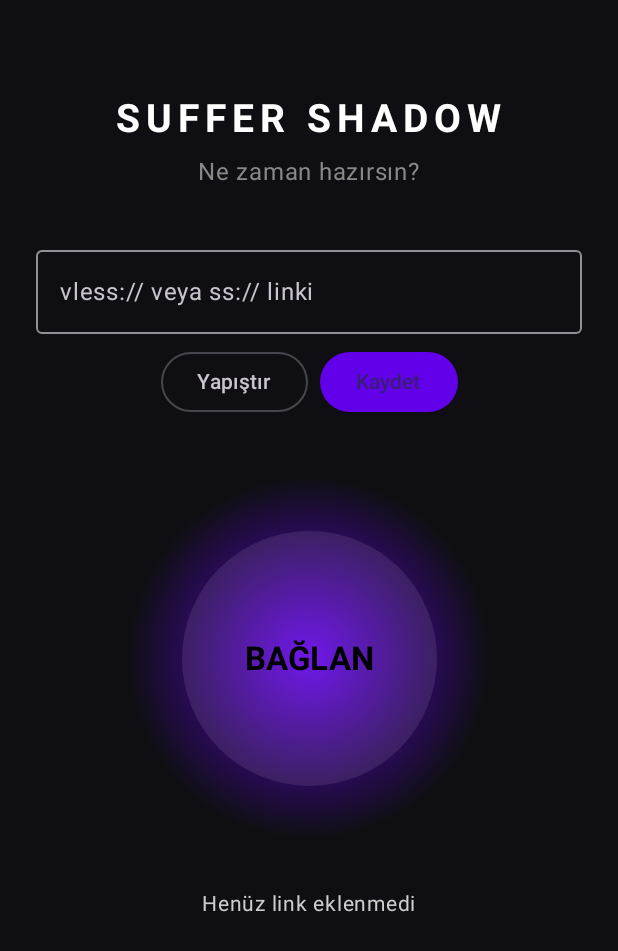
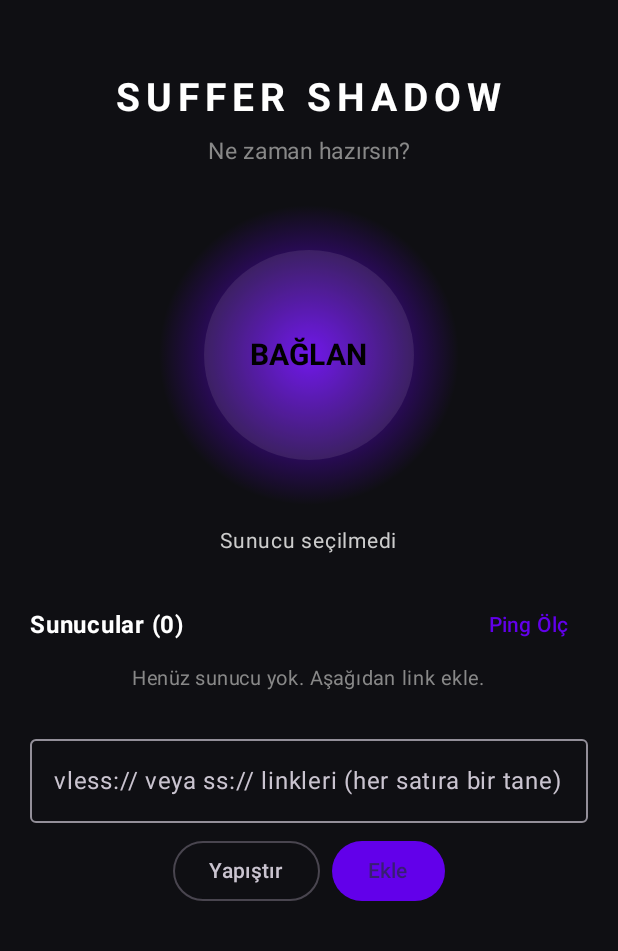
Before and after one commit to suffer-20msAPK/Suffer-Shadow, an Android app built with Jetpack Compose: the screen it shows after launch (MainActivity), on a phone screen of 412 x 824 dp. Shown: the top 951 px of the screen. Run offline under Robolectric (Android 15) with nearby library versions, the phone set to English and light mode, and no system bars.

Commit message:
Update MainActivity.kt

```diff
--- a/app/src/main/java/com/suffershadow/vpn/MainActivity.kt
+++ b/app/src/main/java/com/suffershadow/vpn/MainActivity.kt
@@ -3,12 +3,15 @@ package com.suffershadow.vpn
 
 import android.content.Context
 import android.os.Bundle
+import android.util.Base64
 import androidx.activity.ComponentActivity
 import androidx.activity.compose.setContent
 import androidx.compose.foundation.background
+import androidx.compose.foundation.clickable
 import androidx.compose.foundation.layout.*
 import androidx.compose.foundation.rememberScrollState
 import androidx.compose.foundation.shape.CircleShape
+import androidx.compose.foundation.shape.RoundedCornerShape
 import androidx.compose.foundation.verticalScroll
 import androidx.compose.material3.*
 import androidx.compose.runtime.*
@@ -22,6 +25,10 @@ import androidx.compose.ui.platform.LocalContext
 import androidx.compose.ui.text.font.FontWeight
 import androidx.compose.ui.unit.dp
 import androidx.compose.ui.unit.sp
+import java.net.InetSocketAddress
+import java.net.Socket
+import java.net.URLDecoder
+import kotlin.concurrent.thread
 
 class MainActivity : ComponentActivity() {
     override fun onCreate(savedInstanceState: Bundle?) {
@@ -39,25 +46,45 @@ class MainActivity : ComponentActivity() {
     }
 }
 
-fun describeLink(link: String): String? {
-    val l = link.trim().substringBefore("#")
+data class Server(val link: String, val name: String, val host: String, val port: Int)
+
+fun parseServer(raw: String): Server? {
+    val link = raw.trim()
     return try {
+        val name = if (link.contains("#"))
+            URLDecoder.decode(link.substringAfter("#"), "UTF-8") else ""
+        val body = link.substringBefore("#")
+        val hostPort: String
         when {
-            l.startsWith("vless://") -> {
-                val hostPort = l.substringAfter("@").substringBefore("?")
-                if (hostPort.contains(":")) "VLESS  •  $hostPort" else null
+            body.startsWith("vless://") -> {
+                hostPort = body.substringAfter("@").substringBefore("?").substringBefore("/")
             }
-            l.startsWith("ss://") -> {
-                if (l.contains("@")) {
-                    "Shadowsocks  •  " + l.substringAfter("@").substringBefore("?")
+            body.startsWith("ss://") -> {
+                val rest = body.removePrefix("ss://").substringBefore("?")
+                hostPort = if (rest.contains("@")) {
+                    rest.substringAfter("@").substringBefore("/")
                 } else {
-                    "Shadowsocks"
+                    val fixed = rest.replace('-', '+').replace('_', '/')
+                    String(Base64.decode(fixed, Base64.DEFAULT)).substringAfter("@")
                 }
             }
-            else -> null
+            else -> return null
         }
+        val host = hostPort.substringBeforeLast(":")
+        val port = hostPort.substringAfterLast(":").trim().toInt()
+        if (host.isEmpty()) null else Server(link, name.ifEmpty { host }, host, port)
     } catch (e: Exception) {
         null
+    }
+}
+
+fun pingServer(s: Server): Int {
+    return try {
+        val start = System.nanoTime()
+        Socket().use { it.connect(InetSocketAddress(s.host, s.port), 3000) }
+        ((System.nanoTime() - start) / 1_000_000).toInt()
+    } catch (e: Exception) {
+        -1
     }
 }
 
@@ -67,21 +94,49 @@ fun VpnScreen() {
     val clipboard = LocalClipboardManager.current
     val prefs = remember { context.getSharedPreferences("suffer", Context.MODE_PRIVATE) }
 
-    var savedLink by remember { mutableStateOf(prefs.getString("link", "") ?: "") }
-    var input by remember { mutableStateOf(savedLink) }
+    val servers = remember {
+        val list = mutableStateListOf<Server>()
+        var saved = prefs.getString("links", "") ?: ""
+        if (saved.isEmpty()) saved = prefs.getString("link", "") ?: ""
+        saved.split("\n").forEach { l -> parseServer(l)?.let { list.add(it) } }
+        list
+    }
+    val pings = remember { mutableStateMapOf<String, Int>() }
+    var selected by remember { mutableStateOf(prefs.getInt("sel", 0)) }
+    var input by remember { mutableStateOf("") }
     var message by remember { mutableStateOf("") }
     var isConnected by remember { mutableStateOf(false) }
 
-    val summary = describeLink(savedLink)
+    val save: () -> Unit = {
+        prefs.edit()
+            .putString("links", servers.joinToString("\n") { it.link })
+            .putInt("sel", selected)
+            .apply()
+    }
+
+    val measure: (Server) -> Unit = { s ->
+        pings[s.link] = -2
+        thread {
+            val r = pingServer(s)
+            pings[s.link] = r
+        }
+    }
+
+    LaunchedEffect(Unit) {
+        servers.forEach { measure(it) }
+    }
+
+    if (selected >= servers.size) selected = if (servers.isEmpty()) 0 else servers.size - 1
+    val current = servers.getOrNull(selected)
 
     Column(
         modifier = Modifier
             .fillMaxSize()
             .verticalScroll(rememberScrollState())
-            .padding(24.dp),
+            .padding(20.dp),
         horizontalAlignment = Alignment.CenterHorizontally
     ) {
-        Spacer(modifier = Modifier.height(40.dp))
+        Spacer(modifier = Modifier.height(30.dp))
         Text(
             text = "SUFFER SHADOW",
             color = Color.White,
@@ -91,19 +146,141 @@ fun VpnScreen() {
         )
         Spacer(modifier = Modifier.height(8.dp))
         Text(
-            text = if (isConnected) "Bağlantı Güvenli" else "Ne zaman hazırsın?",
+            text = if (isConnected) "Test modu (gerçek tünel henüz yok)" else "Ne zaman hazırsın?",
             color = if (isConnected) Color(0xFF00FFAA) else Color.Gray,
-            fontSize = 16.sp
+            fontSize = 15.sp
         )
 
-        Spacer(modifier = Modifier.height(32.dp))
+        Spacer(modifier = Modifier.height(24.dp))
+
+        Box(
+            contentAlignment = Alignment.Center,
+            modifier = Modifier
+                .size(200.dp)
+                .clip(CircleShape)
+                .background(
+                    Brush.radialGradient(
+                        colors = if (isConnected) listOf(Color(0xFF00FFAA), Color.Transparent)
+                        else listOf(Color(0xFF6200EA), Color.Transparent)
+                    )
+                )
+        ) {
+            Button(
+                onClick = { isConnected = !isConnected },
+                enabled = current != null,
+                modifier = Modifier.size(140.dp),
+                shape = CircleShape,
+                colors = ButtonDefaults.buttonColors(
+                    containerColor = if (isConnected) Color(0xFF00FFAA) else Color(0xFF6200EA)
+                )
+            ) {
+                Text(
+                    text = if (isConnected) "KAPAT" else "BAĞLAN",
+                    fontSize = 20.sp,
+                    fontWeight = FontWeight.Bold,
+                    color = Color.Black
+                )
+            }
+        }
+
+        Spacer(modifier = Modifier.height(12.dp))
+        Text(
+            text = current?.name ?: "Sunucu seçilmedi",
+            color = Color.LightGray,
+            fontSize = 14.sp
+        )
+
+        Spacer(modifier = Modifier.height(20.dp))
+
+        Row(
+            modifier = Modifier.fillMaxWidth(),
+            verticalAlignment = Alignment.CenterVertically
+        ) {
+            Text(
+                text = "Sunucular (${servers.size})",
+                color = Color.White,
+                fontSize = 16.sp,
+                fontWeight = FontWeight.Bold,
+                modifier = Modifier.weight(1f)
+            )
+            TextButton(onClick = { servers.forEach { measure(it) } }) {
+                Text("Ping Ölç")
+            }
+        }
+
+        if (servers.isEmpty()) {
+            Text(
+                text = "Henüz sunucu yok. Aşağıdan link ekle.",
+                color = Color.Gray,
+                fontSize = 13.sp
+            )
+        }
+
+        servers.forEachIndexed { index, s ->
+            val p = pings[s.link]
+            val isSel = index == selected
+            val pingText = when {
+                p == null -> "—"
+                p == -2 -> "..."
+                p == -1 -> "Zaman aşımı"
+                else -> "$p ms"
+            }
+            val pingColor = when {
+                p == null || p == -2 -> Color.Gray
+                p == -1 -> Color(0xFFFF6B6B)
+                p < 150 -> Color(0xFF00FFAA)
+                p < 400 -> Color(0xFFFFD54F)
+                else -> Color(0xFFFF9800)
+            }
+            Row(
+                modifier = Modifier
+                    .fillMaxWidth()
+                    .padding(vertical = 4.dp)
+                    .clip(RoundedCornerShape(12.dp))
+                    .background(if (isSel) Color(0xFF2A1B5E) else Color(0xFF1A1A22))
+                    .clickable {
+                        selected = index
+                        save()
+                    }
+                    .padding(start = 12.dp, top = 8.dp, bottom = 8.dp, end = 4.dp),
+                verticalAlignment = Alignment.CenterVertically
+            ) {
+                Column(modifier = Modifier.weight(1f)) {
+                    Text(
+                        text = s.name,
+                        color = Color.White,
+                        fontSize = 15.sp,
+                        fontWeight = FontWeight.Bold
+                    )
+                    Text(
+                        text = (if (s.link.startsWith("vless")) "VLESS" else "SS") +
+                                "  •  " + s.host + ":" + s.port,
+                        color = Color.Gray,
+                        fontSize = 12.sp
+                    )
+                }
+                Text(text = pingText, color = pingColor, fontSize = 14.sp)
+                TextButton(onClick = {
+                    pings.remove(s.link)
+                    servers.removeAt(index)
+                    if (selected >= servers.size) {
+                        selected = if (servers.isEmpty()) 0 else servers.size - 1
+                    }
+                    save()
+                }) {
+                    Text("Sil", color = Color(0xFFFF6B6B))
+                }
+            }
+        }
+
+        Spacer(modifier = Modifier.height(20.dp))
 
         OutlinedTextField(
             value = input,
             onValueChange = { input = it },
-            label = { Text("vless:// veya ss:// linki") },
+            label = { Text("vless:// veya ss:// linkleri (her satıra bir tane)") },
             modifier = Modifier.fillMaxWidth(),
-            maxLines = 4
+            maxLines = 5
         )
         Spacer(modifier = Modifier.height(8.dp))
         Row(horizontalArrangement = Arrangement.spacedBy(8.dp)) {
@@ -114,60 +291,30 @@ fun VpnScreen() {
                 Text("Yapıştır")
             }
             Button(onClick = {
-                if (describeLink(input) != null) {
-                    savedLink = input.trim()
-                    prefs.edit().putString("link", savedLink).apply()
-                    message = "Link kaydedildi"
+                var added = 0
+                input.split("\n").forEach { line ->
+                    val s = parseServer(line)
+                    if (s != null && servers.none { it.link == s.link }) {
+                        servers.add(s)
+                        measure(s)
+                        added++
+                    }
+                }
+                if (added > 0) {
+                    input = ""
+                    save()
+                    message = "$added sunucu eklendi"
                 } else {
-                    message = "Link tanınmadı. vless:// veya ss:// ile başlamalı"
+                    message = "Eklenemedi. Link geçersiz ya da zaten var"
                 }
             }) {
-                Text("Kaydet")
+                Text("Ekle")
             }
         }
         if (message.isNotEmpty()) {
             Spacer(modifier = Modifier.height(8.dp))
             Text(text = message, color = Color.LightGray, fontSize = 13.sp)
         }
-
-        Spacer(modifier = Modifier.height(40.dp))
-
-        Box(
-            contentAlignment = Alignment.Center,
-            modifier = Modifier
-                .size(240.dp)
-                .clip(CircleShape)
-                .background(
-                    Brush.radialGradient(
-                        colors = if (isConnected) listOf(Color(0xFF00FFAA), Color.Transparent)
-                        else listOf(Color(0xFF6200EA), Color.Transparent)
-                    )
-                )
-        ) {
-            Button(
-                onClick = { isConnected = !isConnected },
-                enabled = summary != null,
-                modifier = Modifier.size(170.dp),
-                shape = CircleShape,
-                colors = ButtonDefaults.buttonColors(
-                    containerColor = if (isConnected) Color(0xFF00FFAA) else Color(0xFF6200EA)
-                )
-            ) {
-                Text(
-                    text = if (isConnected) "KAPAT" else "BAĞLAN",
-                    fontSize = 22.sp,
-                    fontWeight = FontWeight.Bold,
-                    color = Color.Black
-                )
-            }
-        }
-
-        Spacer(modifier = Modifier.height(32.dp))
-        Text(
-            text = summary ?: "Henüz link eklenmedi",
-            color = Color.LightGray,
-            fontSize = 14.sp
-        )
         Spacer(modifier = Modifier.height(30.dp))
     }
 }
```
